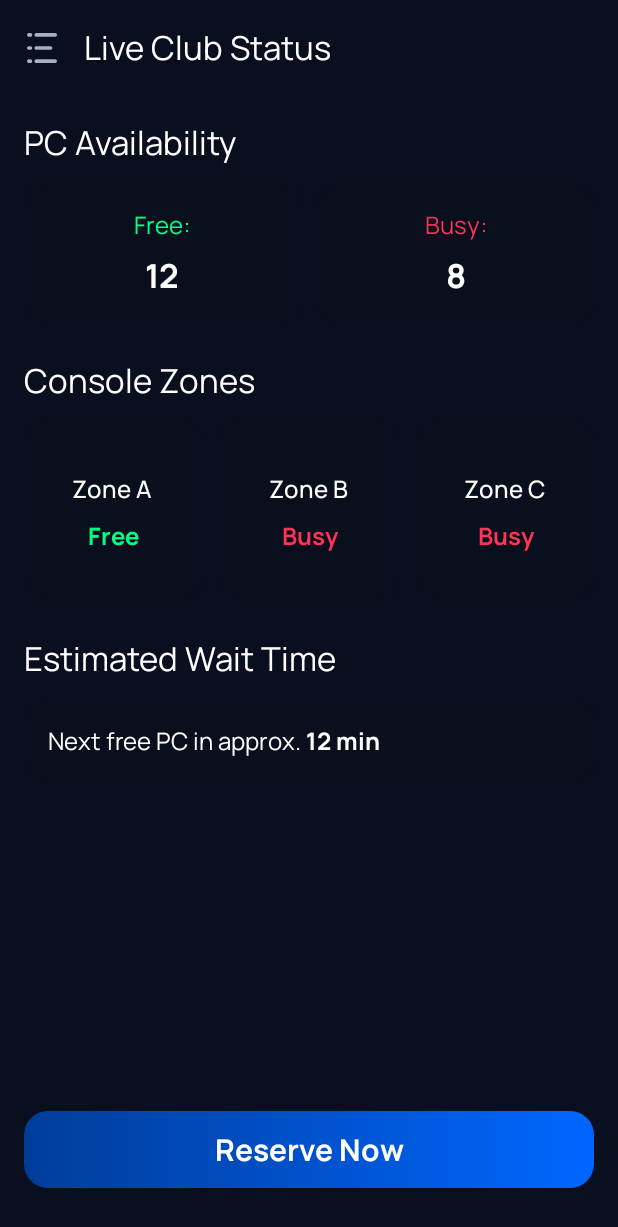
After one commit to PelipetsOlga/1979_CyberClub, an Android app built with Jetpack Compose: the composable LiveClubScreen shown on its own in the app's theme, on a phone screen of 412 x 824 dp. The commit adds this screen. Shown: the top 1227 px of the screen. Run offline under Robolectric (Android 15) with nearby library versions, the phone set to English and light mode, and no system bars; our stand-ins replace Dagger/Hilt's generated code, Room's generated code.

Commit message:
Added Live Club

```diff
--- a/app/src/main/kotlin/com/application/di/DatabaseModule.kt
+++ b/app/src/main/kotlin/com/application/di/DatabaseModule.kt
@@ -6,6 +6,7 @@ import androidx.room.migration.Migration
 import androidx.sqlite.db.SupportSQLiteDatabase
 import com.application.data.local.db.AppDatabase
 import com.application.data.local.db.dao.CartDao
+import com.application.data.local.db.dao.ClubStatusDao
 import com.application.data.local.db.dao.ReservationDao
 import dagger.Module
 import dagger.Provides
@@ -26,7 +27,7 @@ object DatabaseModule {
             AppDatabase::class.java,
             "app_database"
         )
-        .addMigrations(MIGRATION_1_2)
+        .addMigrations(MIGRATION_1_2, MIGRATION_2_3)
         .fallbackToDestructiveMigration() // For development only
         .build()
     }
@@ -39,6 +40,11 @@ object DatabaseModule {
     @Provides
     fun provideReservationDao(database: AppDatabase): ReservationDao {
         return database.reservationDao()
+    }
+
+    @Provides
+    fun provideClubStatusDao(database: AppDatabase): ClubStatusDao {
+        return database.clubStatusDao()
     }
 
     private val MIGRATION_1_2 = object : Migration(1, 2) {
@@ -58,4 +64,21 @@ object DatabaseModule {
             """.trimIndent())
         }
     }
+
+    private val MIGRATION_2_3 = object : Migration(2, 3) {
+        override fun migrate(database: SupportSQLiteDatabase) {
+            database.execSQL("""
+                CREATE TABLE IF NOT EXISTS club_status (
+                    id TEXT NOT NULL PRIMARY KEY,
+                    pcFree INTEGER NOT NULL,
+                    pcBusy INTEGER NOT NULL,
+                    zoneAStatus TEXT NOT NULL,
+                    zoneBStatus TEXT NOT NULL,
+                    zoneCStatus TEXT NOT NULL,
+                    estimatedWaitTimeMinutes INTEGER NOT NULL,
+                    lastUpdated INTEGER NOT NULL
+                )
+            """.trimIndent())
+        }
+    }
 }
--- a/app/src/main/kotlin/data/local/db/AppDatabase.kt
+++ b/app/src/main/kotlin/data/local/db/AppDatabase.kt
@@ -3,16 +3,19 @@ package com.application.data.local.db
 import androidx.room.Database
 import androidx.room.RoomDatabase
 import com.application.data.local.db.dao.CartDao
+import com.application.data.local.db.dao.ClubStatusDao
 import com.application.data.local.db.dao.ReservationDao
 import com.application.data.local.db.entity.CartItemEntity
+import com.application.data.local.db.entity.ClubStatusEntity
 import com.application.data.local.db.entity.ReservationEntity
 
 @Database(
-    entities = [CartItemEntity::class, ReservationEntity::class],
-    version = 2,
+    entities = [CartItemEntity::class, ReservationEntity::class, ClubStatusEntity::class],
+    version = 3,
     exportSchema = false
 )
 abstract class AppDatabase : RoomDatabase() {
     abstract fun cartDao(): CartDao
     abstract fun reservationDao(): ReservationDao
+    abstract fun clubStatusDao(): ClubStatusDao
 }
--- /dev/null
+++ b/app/src/main/kotlin/data/local/db/dao/ClubStatusDao.kt
@@ -0,0 +1,20 @@
+package com.application.data.local.db.dao
+
+import androidx.room.*
+import com.application.data.local.db.entity.ClubStatusEntity
+import kotlinx.coroutines.flow.Flow
+
+@Dao
+interface ClubStatusDao {
+    @Query("SELECT * FROM club_status WHERE id = :id LIMIT 1")
+    fun getClubStatus(id: String = "club_status"): Flow<ClubStatusEntity?>
+
+    @Insert(onConflict = OnConflictStrategy.REPLACE)
+    suspend fun insertClubStatus(clubStatus: ClubStatusEntity)
+
+    @Update
+    suspend fun updateClubStatus(clubStatus: ClubStatusEntity)
+
+    @Query("DELETE FROM club_status WHERE id = :id")
+    suspend fun deleteClubStatus(id: String = "club_status")
+}
--- /dev/null
+++ b/app/src/main/kotlin/data/local/db/entity/ClubStatusEntity.kt
@@ -0,0 +1,17 @@
+package com.application.data.local.db.entity
+
+import androidx.room.Entity
+import androidx.room.PrimaryKey
+
+@Entity(tableName = "club_status")
+data class ClubStatusEntity(
+    @PrimaryKey
+    val id: String = "club_status",
+    val pcFree: Int = 0,
+    val pcBusy: Int = 0,
+    val zoneAStatus: String = "FREE", // FREE, BUSY
+    val zoneBStatus: String = "FREE",
+    val zoneCStatus: String = "FREE",
+    val estimatedWaitTimeMinutes: Int = 0,
+    val lastUpdated: Long = System.currentTimeMillis()
+)
--- /dev/null
+++ b/app/src/main/kotlin/data/repository/ClubStatusRepository.kt
@@ -0,0 +1,54 @@
+package com.application.data.repository
+
+import com.application.data.local.db.dao.ClubStatusDao
+import com.application.data.local.db.entity.ClubStatusEntity
+import com.application.domain.model.ClubStatus
+import com.application.domain.model.ZoneStatus
+import kotlinx.coroutines.flow.Flow
+import kotlinx.coroutines.flow.map
+import javax.inject.Inject
+import javax.inject.Singleton
+
+@Singleton
+class ClubStatusRepository @Inject constructor(
+    private val clubStatusDao: ClubStatusDao
+) {
+    fun getClubStatus(): Flow<ClubStatus?> =
+        clubStatusDao.getClubStatus().map { entity ->
+            entity?.toDomain()
+        }
+
+    suspend fun saveClubStatus(clubStatus: ClubStatus) {
+        clubStatusDao.insertClubStatus(clubStatus.toEntity())
+    }
+
+    suspend fun updateClubStatus(clubStatus: ClubStatus) {
+        clubStatusDao.updateClubStatus(clubStatus.toEntity())
+    }
+
+    private fun ClubStatusEntity.toDomain(): ClubStatus {
+        return ClubStatus(
+            id = id,
+            pcFree = pcFree,
+            pcBusy = pcBusy,
+            zoneAStatus = ZoneStatus.valueOf(zoneAStatus),
+            zoneBStatus = ZoneStatus.valueOf(zoneBStatus),
+            zoneCStatus = ZoneStatus.valueOf(zoneCStatus),
+            estimatedWaitTimeMinutes = estimatedWaitTimeMinutes,
+            lastUpdated = lastUpdated
+        )
+    }
+
+    private fun ClubStatus.toEntity(): ClubStatusEntity {
+        return ClubStatusEntity(
+            id = id,
+            pcFree = pcFree,
+            pcBusy = pcBusy,
+            zoneAStatus = zoneAStatus.name,
+            zoneBStatus = zoneBStatus.name,
+            zoneCStatus = zoneCStatus.name,
+            estimatedWaitTimeMinutes = estimatedWaitTimeMinutes,
+            lastUpdated = lastUpdated
+        )
+    }
+}
--- /dev/null
+++ b/app/src/main/kotlin/domain/model/ClubStatus.kt
@@ -0,0 +1,17 @@
+package com.application.domain.model
+
+data class ClubStatus(
+    val id: String = "club_status",
+    val pcFree: Int = 0,
+    val pcBusy: Int = 0,
+    val zoneAStatus: ZoneStatus = ZoneStatus.FREE,
+    val zoneBStatus: ZoneStatus = ZoneStatus.FREE,
+    val zoneCStatus: ZoneStatus = ZoneStatus.FREE,
+    val estimatedWaitTimeMinutes: Int = 0,
+    val lastUpdated: Long = System.currentTimeMillis()
+)
+
+enum class ZoneStatus {
+    FREE,
+    BUSY
+}
--- a/app/src/main/kotlin/navigation/NavigationRoutes.kt
+++ b/app/src/main/kotlin/navigation/NavigationRoutes.kt
@@ -26,4 +26,5 @@ sealed class HomeRoute(val route: String) {
     object ReserveSeat : HomeRoute("reserve_seat")
     object ClubInfo : HomeRoute("club_info")
     object Support : HomeRoute("support")
+    object LiveClub : HomeRoute("live_club")
 }
--- a/app/src/main/kotlin/ui/feature_home_wrapper/HomeWrapperScreen.kt
+++ b/app/src/main/kotlin/ui/feature_home_wrapper/HomeWrapperScreen.kt
@@ -46,6 +46,7 @@ import com.application.ui.feature_home_wrapper.gaming_time.ui.feature_home_wrapp
 import com.application.ui.feature_home_wrapper.reserve_seat.ui.feature_home_wrapper.reserve_seat.ReserveSeatScreen
 import com.application.ui.feature_home_wrapper.match_schedule.MatchScheduleScreen
 import com.application.ui.feature_home_wrapper.support.ui.feature_home_wrapper.support.SupportScreen
+import com.application.ui.feature_home_wrapper.live_club.LiveClubScreen
 import com.application.ui.theme.AppTheme
 import com.application.ui.theme.colorBluePrimary
 import com.application.ui.theme.colorSteelBlue
@@ -188,6 +189,13 @@ fun HomeWrapperScreen(
                     }
                 )
             }
+            composable(HomeRoute.LiveClub.route) {
+                LiveClubScreen(
+                    viewModel = hiltViewModel(),
+                    navController = homeNavController,
+                    onMenuClick = { scope.launch { drawerState.open() } }
+                )
+            }
         }
     }
 }
@@ -278,9 +286,9 @@ fun DrawerBody(
         // Live
         DrawerIconButton(
             iconRes = R.drawable.ic_live,
-            route = "", // No route for Live, can be customized
+            route = HomeRoute.LiveClub.route,
             currentRoute = currentRoute,
-            onClick = { /* Handle Live click */ }
+            onClick = { onItemClick(HomeRoute.LiveClub.route) }
         )
     }
 }
--- /dev/null
+++ b/app/src/main/kotlin/ui/feature_home_wrapper/live_club/LiveClubScreen.kt
@@ -0,0 +1,283 @@
+package com.application.ui.feature_home_wrapper.live_club
+
+import androidx.compose.foundation.background
+import androidx.compose.foundation.layout.*
+import androidx.compose.foundation.shape.RoundedCornerShape
+import androidx.compose.material3.*
+import androidx.compose.runtime.Composable
+import androidx.compose.runtime.LaunchedEffect
+import androidx.compose.runtime.getValue
+import androidx.compose.ui.Alignment
+import androidx.compose.ui.Modifier
+import androidx.compose.ui.text.SpanStyle
+import androidx.compose.ui.text.buildAnnotatedString
+import androidx.compose.ui.text.font.FontWeight
+import androidx.compose.ui.text.withStyle
+import androidx.compose.ui.unit.dp
+import androidx.lifecycle.compose.collectAsStateWithLifecycle
+import androidx.navigation.NavController
+import com.application.domain.model.ZoneStatus
+import com.application.navigation.HomeRoute
+import com.application.ui.components.MenuButton
+import com.application.ui.components.PrimaryButton
+import com.application.ui.components.topAppBarColors
+import com.application.ui.theme.colorBackgroundMain
+import com.application.ui.theme.colorBluePrimary
+import com.application.ui.theme.colorGreen
+import com.application.ui.theme.colorRed
+import com.application.ui.theme.colorWhitePure
+
+@OptIn(ExperimentalMaterial3Api::class)
+@Composable
+fun LiveClubScreen(
+    viewModel: LiveClubViewModel,
+    navController: NavController,
+    onMenuClick: () -> Unit = {}
+) {
+    val state by viewModel.viewState.collectAsStateWithLifecycle()
+    val effect by viewModel.effect.collectAsStateWithLifecycle(initialValue = null)
+
+    LaunchedEffect(Unit) {
+        viewModel.setEvent(LiveClubEvent.OnScreenShown)
+    }
+
+    LaunchedEffect(effect) {
+        effect?.let {
+            when (it) {
+                is LiveClubEffect.NavigateToReserveSeat -> {
+                    navController.navigate(HomeRoute.ReserveSeat.route) {
+                        launchSingleTop = true
+                    }
+                }
+            }
+        }
+    }
+
+    Scaffold(
+        containerColor = colorBackgroundMain,
+        topBar = {
+            TopAppBar(
+                colors = topAppBarColors,
+                title = {
+                    Text(
+                        text = "Live Club Status",
+                        color = colorWhitePure
+                    )
+                },
+                navigationIcon = {
+                    MenuButton(onMenuClick)
+                }
+            )
+        }
+    ) { paddingValues ->
+        LiveClubScreenContent(
+            state = state,
+            onReserveNow = { viewModel.setEvent(LiveClubEvent.OnReserveNowClicked) },
+            modifier = Modifier
+                .fillMaxSize()
+                .padding(paddingValues)
+        )
+    }
+}
+
+@Composable
+fun LiveClubScreenContent(
+    state: LiveClubState,
+    onReserveNow: () -> Unit,
+    modifier: Modifier = Modifier
+) {
+    val clubStatus = state.clubStatus ?: getDefaultStatus()
+
+    Column(
+        modifier = modifier
+            .fillMaxSize()
+            .padding(16.dp),
+        verticalArrangement = Arrangement.spacedBy(24.dp)
+    ) {
+        // PC Availability Section
+        Column(
+            verticalArrangement = Arrangement.spacedBy(12.dp)
+        ) {
+            Text(
+                text = "PC Availability",
+                style = MaterialTheme.typography.titleLarge,
+                color = colorWhitePure
+            )
+            Row(
+                modifier = Modifier.fillMaxWidth(),
+                horizontalArrangement = Arrangement.spacedBy(12.dp)
+            ) {
+                // Free card
+                AvailabilityCard(
+                    label = "Free:",
+                    value = clubStatus.pcFree.toString(),
+                    labelColor = colorGreen,
+                    modifier = Modifier.weight(1f)
+                )
+                // Busy card
+                AvailabilityCard(
+                    label = "Busy:",
+                    value = clubStatus.pcBusy.toString(),
+                    labelColor = colorRed,
+                    modifier = Modifier.weight(1f)
+                )
+            }
+        }
+
+        // Console Zones Section
+        Column(
+            verticalArrangement = Arrangement.spacedBy(12.dp)
+        ) {
+            Text(
+                text = "Console Zones",
+                style = MaterialTheme.typography.titleLarge,
+                color = colorWhitePure
+            )
+            Row(
+                modifier = Modifier.fillMaxWidth(),
+                horizontalArrangement = Arrangement.spacedBy(12.dp)
+            ) {
+                ZoneCard(
+                    zoneName = "Zone A",
+                    status = clubStatus.zoneAStatus,
+                    modifier = Modifier.weight(1f)
+                )
+                ZoneCard(
+                    zoneName = "Zone B",
+                    status = clubStatus.zoneBStatus,
+                    modifier = Modifier.weight(1f)
+                )
+                ZoneCard(
+                    zoneName = "Zone C",
+                    status = clubStatus.zoneCStatus,
+                    modifier = Modifier.weight(1f)
+                )
+            }
+        }
+
+        // Estimated Wait Time Section
+        Column(
+            verticalArrangement = Arrangement.spacedBy(12.dp)
+        ) {
+            Text(
+                text = "Estimated Wait Time",
+                style = MaterialTheme.typography.titleLarge,
+                color = colorWhitePure
+            )
+            Box(
+                modifier = Modifier
+                    .fillMaxWidth()
+                    .background(
+                        color = colorBackgroundMain.copy(alpha = 0.6f),
+                        shape = RoundedCornerShape(12.dp)
+                    )
+                    .padding(16.dp)
+            ) {
+                Text(
+                    text = buildAnnotatedString {
+                        append("Next free PC in approx. ")
+                        withStyle(style = SpanStyle(fontWeight = FontWeight.Bold)) {
+                            append("${clubStatus.estimatedWaitTimeMinutes} min")
+                        }
+                    },
+                    style = MaterialTheme.typography.bodyLarge,
+                    color = colorWhitePure
+                )
+            }
+        }
+
+        Spacer(modifier = Modifier.weight(1f))
+
+        // Reserve Now Button
+        PrimaryButton(
+            onClick = onReserveNow,
+            text = "Reserve Now",
+            modifier = Modifier
+                .fillMaxWidth()
+                .padding(vertical = 16.dp)
+        )
+    }
+}
+
+@Composable
+fun AvailabilityCard(
+    label: String,
+    value: String,
+    labelColor: androidx.compose.ui.graphics.Color,
+    modifier: Modifier = Modifier
+) {
+    Box(
+        modifier = modifier
+            .background(
+                color = colorBackgroundMain.copy(alpha = 0.6f),
+                shape = RoundedCornerShape(12.dp)
+            )
+            .padding(16.dp),
+        contentAlignment = Alignment.Center
+    ) {
+        Column(
+            horizontalAlignment = Alignment.CenterHorizontally,
+            verticalArrangement = Arrangement.spacedBy(8.dp)
+        ) {
+            Text(
+                text = label,
+                style = MaterialTheme.typography.bodyMedium,
+                color = labelColor
+            )
+            Text(
+                text = value,
+                style = MaterialTheme.typography.headlineLarge,
+                color = colorWhitePure,
+                fontWeight = FontWeight.Bold
+            )
+        }
+    }
+}
+
+@Composable
+fun ZoneCard(
+    zoneName: String,
+    status: ZoneStatus,
+    modifier: Modifier = Modifier
+) {
+    Box(
+        modifier = modifier
+            .aspectRatio(1f)
+            .background(
+                color = colorBackgroundMain.copy(alpha = 0.6f),
+                shape = RoundedCornerShape(12.dp)
+            )
+            .padding(16.dp),
+        contentAlignment = Alignment.Center
+    ) {
+        Column(
+            horizontalAlignment = Alignment.CenterHorizontally,
+            verticalArrangement = Arrangement.spacedBy(8.dp)
+        ) {
+            Text(
+                text = zoneName,
+                style = MaterialTheme.typography.titleMedium,
+                color = colorWhitePure
+            )
+            Text(
+                text = if (status == ZoneStatus.FREE) "Free" else "Busy",
+                style = MaterialTheme.typography.bodyLarge,
+                color = if (status == ZoneStatus.FREE) colorGreen else colorRed,
+                fontWeight = FontWeight.Bold
+            )
+        }
+    }
+}
+
+private fun getDefaultStatus(): com.application.domain.model.ClubStatus {
+    return com.application.domain.model.ClubStatus(
+        id = "club_status",
+        pcFree = 12,
+        pcBusy = 8,
+        zoneAStatus = ZoneStatus.FREE,
+        zoneBStatus = ZoneStatus.BUSY,
+        zoneCStatus = ZoneStatus.BUSY,
+        estimatedWaitTimeMinutes = 12,
+        lastUpdated = System.currentTimeMillis()
+    )
+}
--- /dev/null
+++ b/app/src/main/kotlin/ui/feature_home_wrapper/live_club/LiveClubViewModel.kt
@@ -0,0 +1,154 @@
+package com.application.ui.feature_home_wrapper.live_club
+
+import androidx.lifecycle.viewModelScope
+import com.application.MviViewModel
+import com.application.UiEffect
+import com.application.UiEvent
+import com.application.UiState
+import com.application.data.repository.ClubStatusRepository
+import com.application.domain.model.ClubStatus
+import com.application.domain.model.ZoneStatus
+import dagger.hilt.android.lifecycle.HiltViewModel
+import kotlinx.coroutines.Job
+import kotlinx.coroutines.delay
+import kotlinx.coroutines.flow.first
+import kotlinx.coroutines.launch
+import java.util.Random
+import javax.inject.Inject
+
+data class LiveClubState(
+    val clubStatus: ClubStatus? = null,
+    val isLoading: Boolean = false
+) : UiState {
+    val hasData: Boolean
+        get() = clubStatus != null
+}
+
+sealed class LiveClubEvent : UiEvent {
+    object OnScreenShown : LiveClubEvent()
+    object OnReserveNowClicked : LiveClubEvent()
+}
+
+sealed class LiveClubEffect : UiEffect {
+    object NavigateToReserveSeat : LiveClubEffect()
+}
+
+@HiltViewModel
+class LiveClubViewModel @Inject constructor(
+    private val clubStatusRepository: ClubStatusRepository
+) : MviViewModel<LiveClubEvent, LiveClubState, LiveClubEffect>() {
+
+    private var simulationJob: Job? = null
+
+    override fun createInitialState(): LiveClubState = LiveClubState()
+
+    override fun handleEvent(event: LiveClubEvent) {
+        when (event) {
+            is LiveClubEvent.OnScreenShown -> {
+                loadClubStatus()
+                startSimulation()
+            }
+            is LiveClubEvent.OnReserveNowClicked -> {
+                setEffect { LiveClubEffect.NavigateToReserveSeat }
+            }
+        }
+    }
+
+    private fun loadClubStatus() {
+        viewModelScope.launch {
+            setState { copy(isLoading = true) }
+            try {
+                // Инициализируем данные если их нет
+                val currentStatus = clubStatusRepository.getClubStatus().first()
+                if (currentStatus == null) {
+                    val defaultStatus = getDefaultStatus()
+                    clubStatusRepository.saveClubStatus(defaultStatus)
+                }
+            } catch (e: Exception) {
+                // Если ошибка, используем дефолтные значения
+                val defaultStatus = getDefaultStatus()
+                setState {
+                    copy(
+                        clubStatus = defaultStatus,
+                        isLoading = false
+                    )
+                }
+                return@launch
+            }
+
+            // Подписываемся на изменения
+            clubStatusRepository.getClubStatus().collect { status ->
+                setState {
+                    copy(
+                        clubStatus = status ?: getDefaultStatus(),
+                        isLoading = false
+                    )
+                }
+            }
+        }
+    }
+
+    private fun getDefaultStatus(): ClubStatus {
+        return ClubStatus(
+            id = "club_status",
+            pcFree = 12,
+            pcBusy = 8,
+            zoneAStatus = ZoneStatus.FREE,
+            zoneBStatus = ZoneStatus.BUSY,
+            zoneCStatus = ZoneStatus.BUSY,
+            estimatedWaitTimeMinutes = 12,
+            lastUpdated = System.currentTimeMillis()
+        )
+    }
+
+    private fun startSimulation() {
+        // Останавливаем предыдущую симуляцию если есть
+        simulationJob?.cancel()
+
+        simulationJob = viewModelScope.launch {
+            while (true) {
+                delay(5000) // Обновление каждые 5 секунд
+                simulateStatusUpdate()
+            }
+        }
+    }
+
+    private suspend fun simulateStatusUpdate() {
+        val currentStatus = clubStatusRepository.getClubStatus().first() ?: getDefaultStatus()
+        val random = Random()
+
+        // Симулируем изменения в статусе
+        val newPcFree = (currentStatus.pcFree + random.nextInt(5) - 2).coerceIn(0, 20)
+        val newPcBusy = (20 - newPcFree).coerceIn(0, 20)
+
+        // Симулируем изменения зон
+        val zoneAStatus = if (random.nextBoolean()) ZoneStatus.FREE else ZoneStatus.BUSY
+        val zoneBStatus = if (random.nextBoolean()) ZoneStatus.FREE else ZoneStatus.BUSY
+        val zoneCStatus = if (random.nextBoolean()) ZoneStatus.FREE else ZoneStatus.BUSY
+
+        // Рассчитываем примерное время ожидания на основе занятости
+        val estimatedWaitTime = if (newPcBusy > 0) {
+            // Среднее время сессии ~60 минут, делим на количество занятых ПК
+            (60 / newPcBusy.coerceAtLeast(1)).coerceIn(5, 30)
+        } else {
+            0
+        }
+
+        val updatedStatus = currentStatus.copy(
+            pcFree = newPcFree,
+            pcBusy = newPcBusy,
+            zoneAStatus = zoneAStatus,
+            zoneBStatus = zoneBStatus,
+            zoneCStatus = zoneCStatus,
+            estimatedWaitTimeMinutes = estimatedWaitTime,
+            lastUpdated = System.currentTimeMillis()
+        )
+
+        clubStatusRepository.updateClubStatus(updatedStatus)
+    }
+
+    override fun onCleared() {
+        super.onCleared()
+        simulationJob?.cancel()
+    }
+}
```
